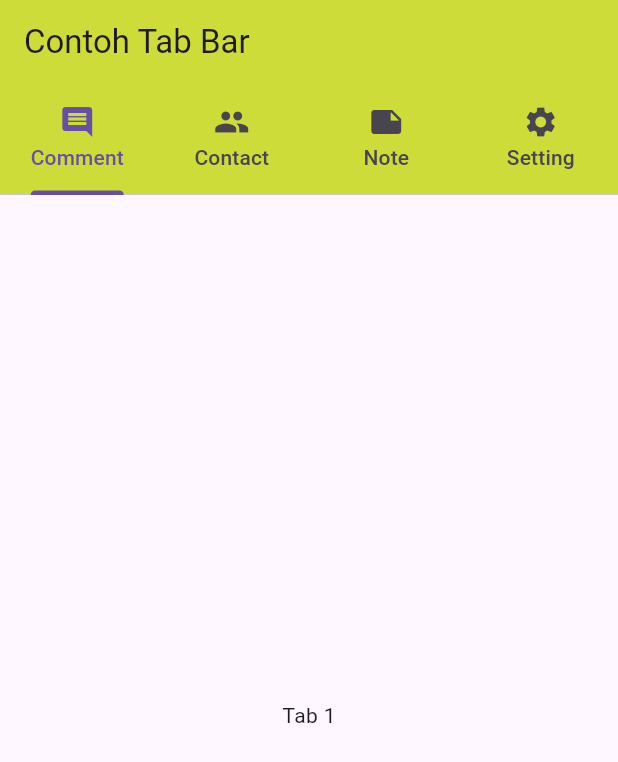
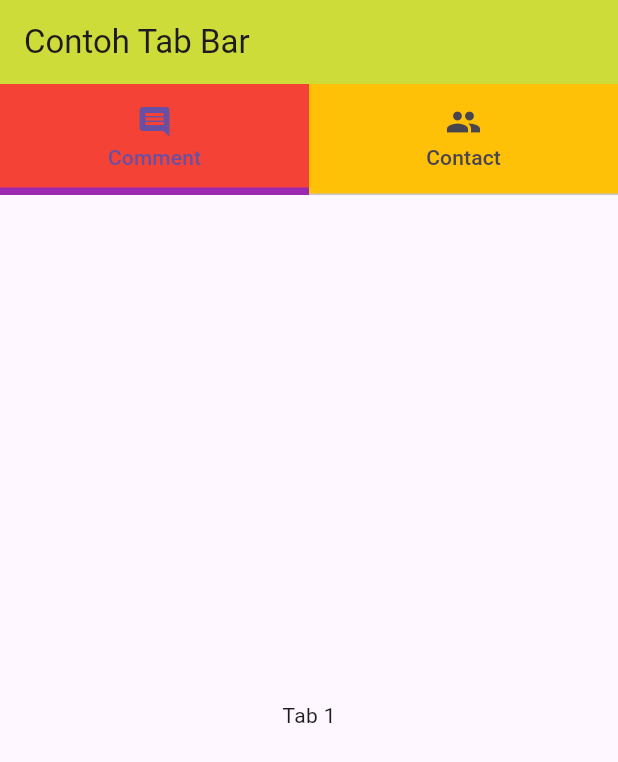
Before and after one commit to yabsiraditya/learn-flutter, a Flutter app: the screen it shows after launch, on a phone screen of 412 x 824 dp. Shown: the top 762 px of the screen. Run offline on Flutter 3.47's test engine with Material 3 defaults, Android fonts, the phone set to English and light mode, and no system bars.

Commit message:
day 9 learn-flutter Tab Bar custom

```diff
--- a/lib/tabBarCustom.dart
+++ b/lib/tabBarCustom.dart
@@ -3,34 +3,37 @@ import 'package:flutter/material.dart';
 class TabBarCustom extends StatelessWidget {
   @override
   Widget build(BuildContext context) {
+    TabBar myTabBar = TabBar(
+      indicatorSize: TabBarIndicatorSize.tab,
+      indicator: BoxDecoration(
+          color: Colors.red,
+          border: Border(bottom: BorderSide(color: Colors.purple, width: 5))),
+      tabs: <Widget>[
+        Tab(
+          icon: Icon(Icons.comment),
+          text: "Comment",
+        ),
+        Tab(
+          icon: Icon(Icons.people),
+          text: "Contact",
+        ),
+      ],
+    );
+
     return DefaultTabController(
-      length: 4,
+      length: 2,
       child: Scaffold(
         appBar: AppBar(
           backgroundColor: Colors.lime,
           title: Text(
             "Contoh Tab Bar",
           ),
-          bottom: TabBar(
-            tabs: <Widget>[
-              Tab(
-                icon: Icon(Icons.comment),
-                text: "Comment",
-              ),
-              Tab(
-                icon: Icon(Icons.people),
-                text: "Contact",
-              ),
-              Tab(
-                icon: Icon(Icons.note),
-                text: "Note",
-              ),
-              Tab(
-                icon: Icon(Icons.settings),
-                text: "Setting",
-              )
-            ],
-          ),
+          bottom: PreferredSize(
+              preferredSize: Size.fromHeight(myTabBar.preferredSize.height),
+              child: Container(
+                color: Colors.amber,
+                child: myTabBar,
+              )),
         ),
         body: TabBarView(
           children: <Widget>[
@@ -40,12 +43,6 @@ class TabBarCustom extends StatelessWidget {
             Center(
               child: Text("Tab 2"),
             ),
-            Center(
-              child: Text("Tab 3"),
-            ),
-            Center(
-              child: Text("Tab 4"),
-            ),
           ],
         ),
       ),
```
